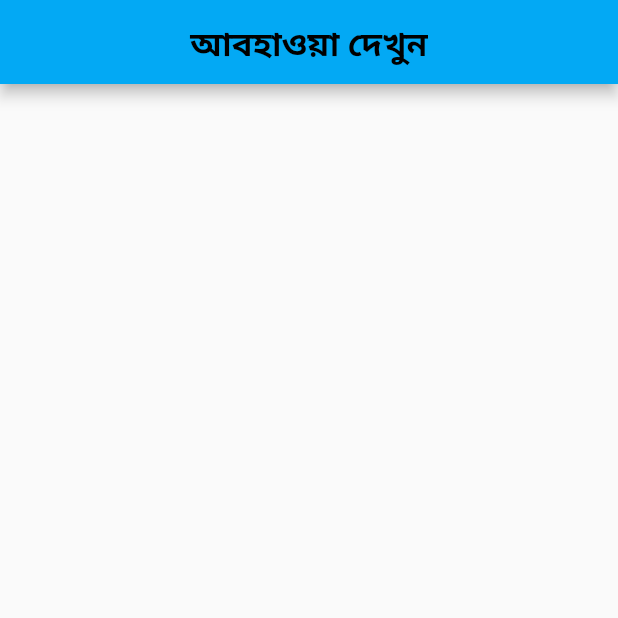
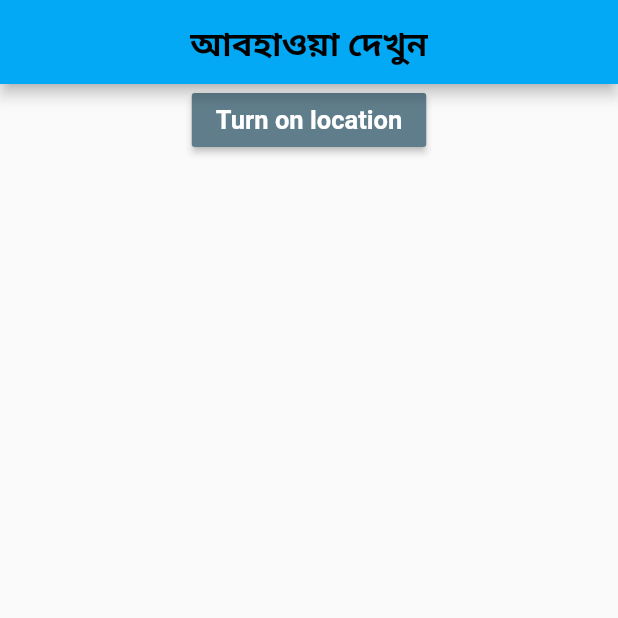
Before and after one commit to Khalid511/abohaoya, a Flutter app: the screen it shows after launch, on a phone screen of 412 x 824 dp, the top half of it. Run offline on Flutter 3.47's test engine with Material 2 defaults, Android fonts, the phone set to English and light mode, and no system bars.

Commit message:
add a location button

```diff
--- a/lib/pages/home.dart
+++ b/lib/pages/home.dart
@@ -17,6 +17,25 @@ class _HomeState extends State<Home> {
           ),),
           centerTitle: true,
         ),
+        body: Column(
+            children: <Widget>[
+              Row(
+                mainAxisAlignment: MainAxisAlignment.center,
+                children: [
+                  MaterialButton(onPressed: (){
+                  },
+                    color: Colors.blueGrey,
+                    child: Text('Turn on location', style: TextStyle(
+                      color: Colors.white,
+                      fontSize: 17.0,
+                        fontWeight: FontWeight.bold
+                  ),
+                    ),
+                  ),
+                ],
+              ),
+            ],
+          ),
     );
   }
 }
```
